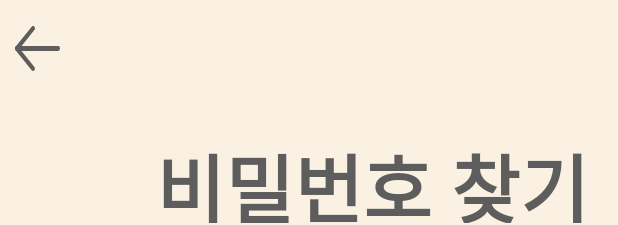
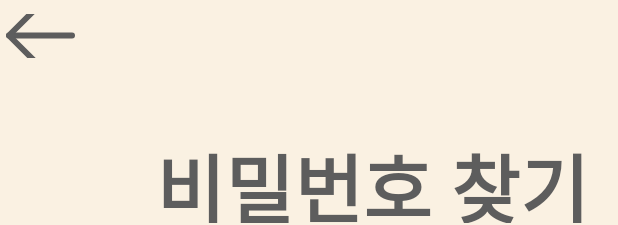
Before and after one commit to Junbeetime/Mapping, an Android app: the layout activity_find_sign.xml on its own in the app's theme, with its tools: preview values and no code run, on a phone screen of 412 x 824 dp. Shown: the top 225 px of the screen. Run offline under Robolectric (Android 15) with nearby library versions, the phone set to English and light mode, and no system bars.

Commit message:
5-29-19:44 find back button 수정

```diff
--- a/app/src/main/AndroidManifest.xml
+++ b/app/src/main/AndroidManifest.xml
@@ -38,11 +38,15 @@
             android:name=".idActivity"
             android:exported="false" />
         <activity
+            android:name=".FindActivity"
+            android:exported="false" />
+        <activity
             android:name=".testActivity"
             android:exported="false" />
         <activity
             android:name=".Diary"
             android:exported="false" />
+
 
         <meta-data
             android:name="com.google.android.geo.API_KEY"
--- a/app/src/main/res/layout/activity_find_sign.xml
+++ b/app/src/main/res/layout/activity_find_sign.xml
@@ -6,13 +6,6 @@
     android:layout_width="match_parent"
     android:layout_height="match_parent"
     android:background="#FAF1E2">
-
-    <LinearLayout
-        android:layout_width="match_parent"
-        android:layout_height="wrap_content">
-
-        <include layout="@layout/layout_back" />
-    </LinearLayout>
 
 
     <TextView
@@ -118,4 +111,21 @@
         android:layout_width="wrap_content"
         android:layout_height="wrap_content" />
 
+
+    <ImageButton
+        android:id="@+id/find_back_button"
+        android:layout_width="44dp"
+        android:layout_height="29dp"
+        android:layout_alignParentStart="true"
+        android:layout_alignParentTop="true"
+        android:layout_alignParentEnd="true"
+        android:layout_marginStart="4dp"
+        android:layout_marginTop="9dp"
+        android:layout_marginEnd="362dp"
+        android:layout_marginBottom="5dp"
+        android:background="@android:color/transparent"
+        android:padding="0dp"
+        android:scaleType="centerCrop"
+        android:src="@drawable/back" />
+
 </RelativeLayout>
```
Also changed, not shown: app/src/main/java/com/gachon/mapping/FindActivity.java (+19 -2 lines), 1 other file.
